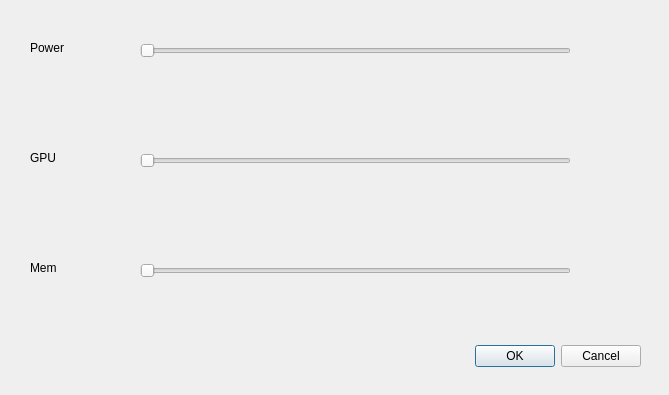
The window that nvocdialog.ui (orkblutt/MinerLamp) describes before a commit, drawn with Qt 5.
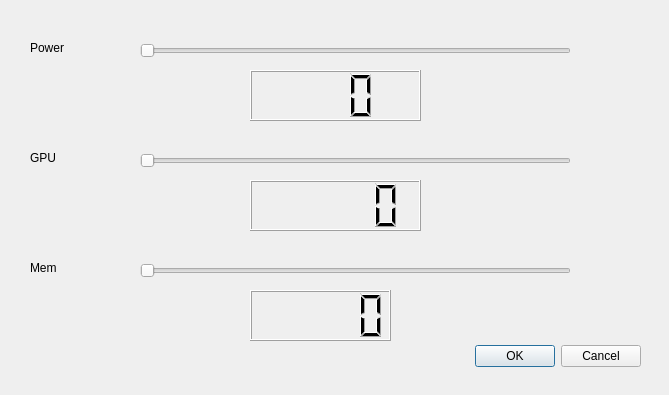
The same window after the commit.

Patch:
```diff
--- a/nvocdialog.ui
+++ b/nvocdialog.ui
@@ -107,6 +107,39 @@
     <string>Mem</string>
    </property>
   </widget>
+  <widget class="QLCDNumber" name="lcdNumberMemClock">
+   <property name="geometry">
+    <rect>
+     <x>250</x>
+     <y>290</y>
+     <width>141</width>
+     <height>51</height>
+    </rect>
+   </property>
+  </widget>
+  <widget class="QLCDNumber" name="lcdNumberPowerPercent">
+   <property name="geometry">
+    <rect>
+     <x>250</x>
+     <y>70</y>
+     <width>171</width>
+     <height>51</height>
+    </rect>
+   </property>
+   <property name="digitCount">
+    <number>3</number>
+   </property>
+  </widget>
+  <widget class="QLCDNumber" name="lcdNumberGpuOffset">
+   <property name="geometry">
+    <rect>
+     <x>250</x>
+     <y>180</y>
+     <width>171</width>
+     <height>51</height>
+    </rect>
+   </property>
+  </widget>
  </widget>
  <resources/>
  <connections>
```
Left out of the diff: 15 changed lines with no effect on the pictures.
